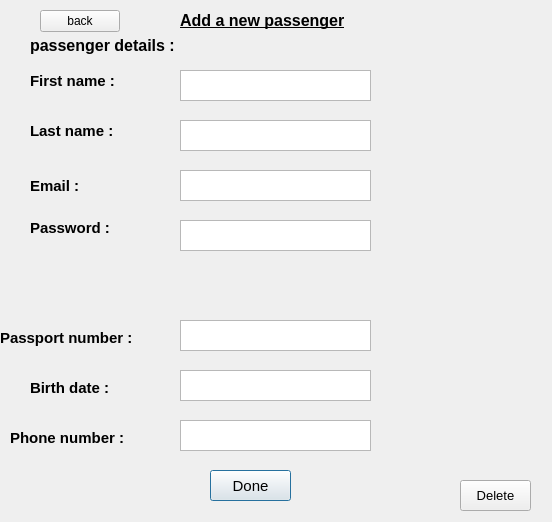
Above: addnewpassenger.ui from Abdelrahman-Shorim/FlightApp before the change. Below: the same form after it.
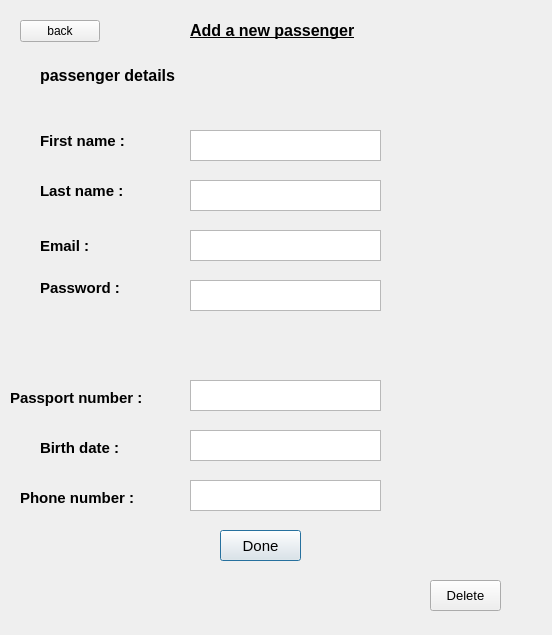
That is the form after the change.

```diff
--- a/addnewpassenger.ui
+++ b/addnewpassenger.ui
@@ -7,7 +7,7 @@
     <x>0</x>
     <y>0</y>
     <width>552</width>
-    <height>522</height>
+    <height>635</height>
    </rect>
   </property>
   <property name="windowTitle">
@@ -16,8 +16,8 @@
   <widget class="QLabel" name="label">
    <property name="geometry">
     <rect>
-     <x>30</x>
-     <y>20</y>
+     <x>40</x>
+     <y>50</y>
      <width>281</width>
      <height>51</height>
     </rect>
@@ -30,14 +30,14 @@
     </font>
    </property>
    <property name="text">
-    <string>passenger details :</string>
+    <string>passenger details </string>
    </property>
   </widget>
   <widget class="QTextEdit" name="firstname">
    <property name="geometry">
     <rect>
-     <x>180</x>
-     <y>70</y>
+     <x>190</x>
+     <y>130</y>
      <width>191</width>
      <height>31</height>
     </rect>
@@ -46,8 +46,8 @@
   <widget class="QLabel" name="label_2">
    <property name="geometry">
     <rect>
-     <x>30</x>
-     <y>70</y>
+     <x>40</x>
+     <y>130</y>
      <width>131</width>
      <height>21</height>
     </rect>
@@ -66,8 +66,8 @@
   <widget class="QLabel" name="label_3">
    <property name="geometry">
     <rect>
-     <x>30</x>
-     <y>120</y>
+     <x>40</x>
+     <y>180</y>
      <width>111</width>
      <height>21</height>
     </rect>
@@ -86,8 +86,8 @@
   <widget class="QTextEdit" name="lastname">
    <property name="geometry">
     <rect>
-     <x>180</x>
-     <y>120</y>
+     <x>190</x>
+     <y>180</y>
      <width>191</width>
      <height>31</height>
     </rect>
@@ -96,8 +96,8 @@
   <widget class="QLabel" name="label_7">
    <property name="geometry">
     <rect>
-     <x>180</x>
-     <y>0</y>
+     <x>190</x>
+     <y>10</y>
      <width>231</width>
      <height>41</height>
     </rect>
@@ -118,8 +118,8 @@
   <widget class="QPushButton" name="toadmin">
    <property name="geometry">
     <rect>
-     <x>210</x>
-     <y>470</y>
+     <x>220</x>
+     <y>530</y>
      <width>81</width>
      <height>31</height>
     </rect>
@@ -164,8 +164,8 @@
   <widget class="QLabel" name="label_4">
    <property name="geometry">
     <rect>
-     <x>30</x>
-     <y>170</y>
+     <x>40</x>
+     <y>230</y>
      <width>71</width>
      <height>31</height>
     </rect>
@@ -184,8 +184,8 @@
   <widget class="QLabel" name="label_5">
    <property name="geometry">
     <rect>
-     <x>30</x>
-     <y>220</y>
+     <x>40</x>
+     <y>280</y>
      <width>111</width>
      <height>16</height>
     </rect>
@@ -204,8 +204,8 @@
   <widget class="QLabel" name="label_8">
    <property name="geometry">
     <rect>
-     <x>30</x>
-     <y>380</y>
+     <x>40</x>
+     <y>440</y>
      <width>101</width>
      <height>16</height>
     </rect>
@@ -224,8 +224,8 @@
   <widget class="QLabel" name="label_9">
    <property name="geometry">
     <rect>
-     <x>0</x>
-     <y>330</y>
+     <x>10</x>
+     <y>390</y>
      <width>171</width>
      <height>16</height>
     </rect>
@@ -244,8 +244,8 @@
   <widget class="QLabel" name="label_10">
    <property name="geometry">
     <rect>
-     <x>10</x>
-     <y>430</y>
+     <x>20</x>
+     <y>490</y>
      <width>151</width>
      <height>16</height>
     </rect>
@@ -264,8 +264,8 @@
   <widget class="QTextEdit" name="birthdate">
    <property name="geometry">
     <rect>
-     <x>180</x>
-     <y>370</y>
+     <x>190</x>
+     <y>430</y>
      <width>191</width>
      <height>31</height>
     </rect>
@@ -274,8 +274,8 @@
   <widget class="QTextEdit" name="phonenumber">
    <property name="geometry">
     <rect>
-     <x>180</x>
-     <y>420</y>
+     <x>190</x>
+     <y>480</y>
      <width>191</width>
      <height>31</height>
     </rect>
@@ -284,8 +284,8 @@
   <widget class="QTextEdit" name="passportnumber">
    <property name="geometry">
     <rect>
-     <x>180</x>
-     <y>320</y>
+     <x>190</x>
+     <y>380</y>
      <width>191</width>
      <height>31</height>
     </rect>
@@ -294,8 +294,8 @@
   <widget class="QTextEdit" name="password">
    <property name="geometry">
     <rect>
-     <x>180</x>
-     <y>220</y>
+     <x>190</x>
+     <y>280</y>
      <width>191</width>
      <height>31</height>
     </rect>
@@ -304,8 +304,8 @@
   <widget class="QTextEdit" name="email">
    <property name="geometry">
     <rect>
-     <x>180</x>
-     <y>170</y>
+     <x>190</x>
+     <y>230</y>
      <width>191</width>
      <height>31</height>
     </rect>
@@ -314,8 +314,8 @@
   <widget class="QPushButton" name="delete_2">
    <property name="geometry">
     <rect>
-     <x>460</x>
-     <y>480</y>
+     <x>430</x>
+     <y>580</y>
      <width>71</width>
      <height>31</height>
     </rect>
@@ -332,8 +332,8 @@
   <widget class="QPushButton" name="backtologin">
    <property name="geometry">
     <rect>
-     <x>40</x>
-     <y>10</y>
+     <x>20</x>
+     <y>20</y>
      <width>80</width>
      <height>22</height>
     </rect>
```
Left out of the diff: 4 changed lines with no effect on the pictures.
